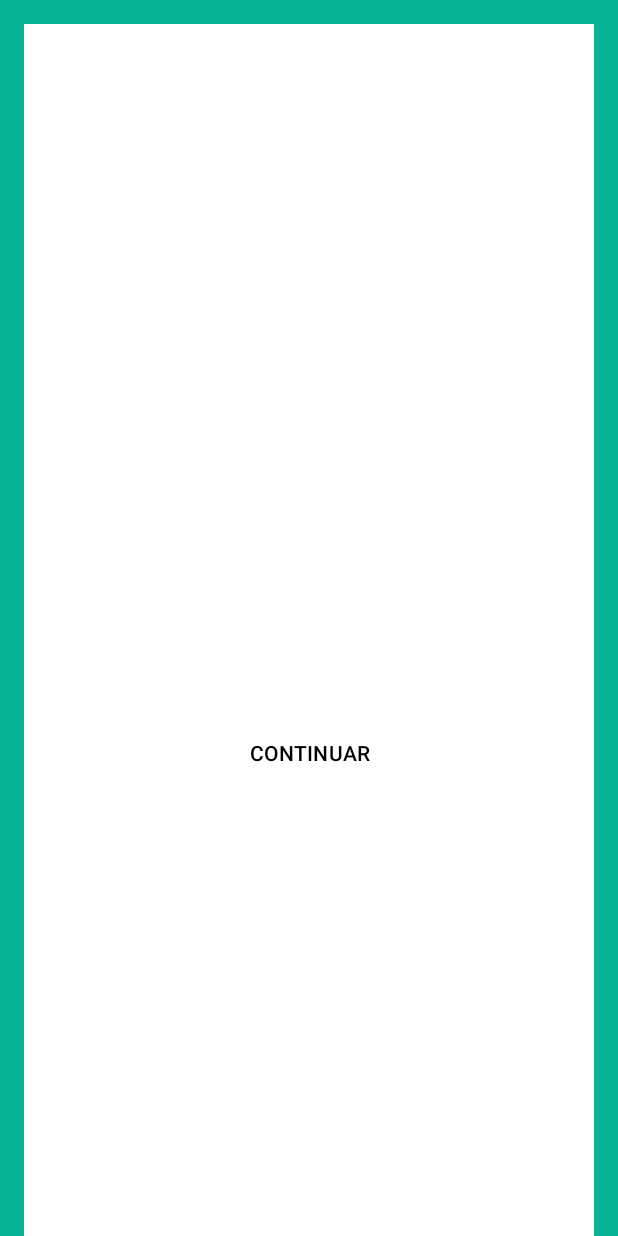
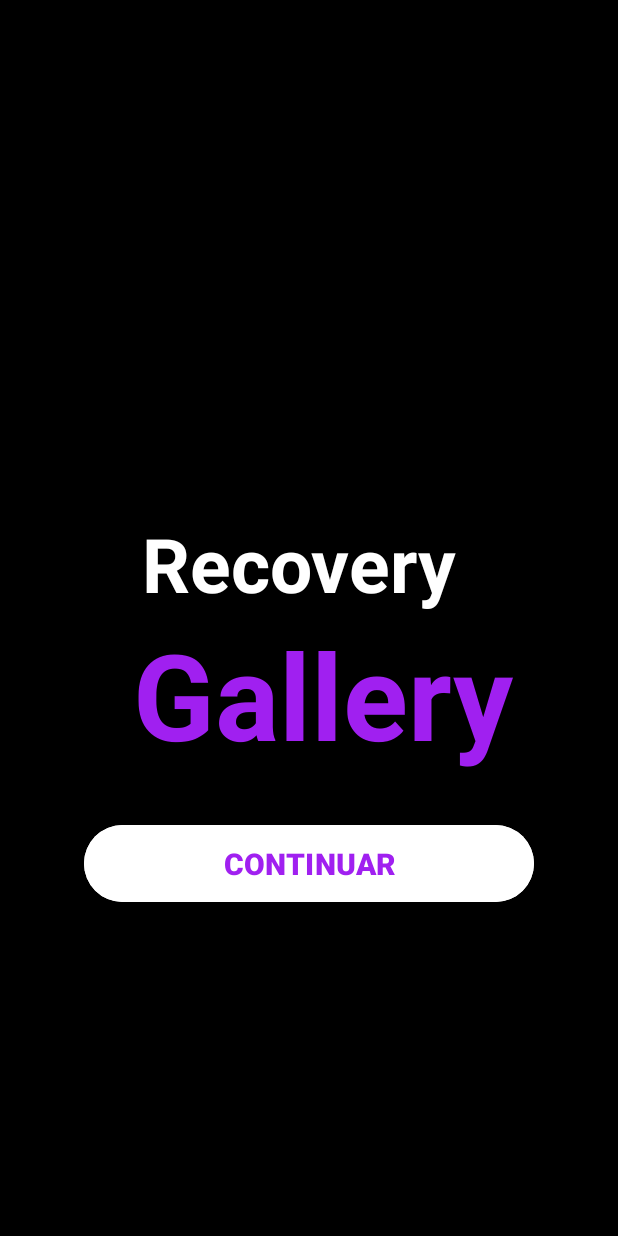
Before and after one commit to MikaelEros/Interdisciplinar, an Android app: the screen it shows after launch (MainActivity), on a phone screen of 412 x 824 dp. Run offline under Robolectric (Android 15) with nearby library versions, the phone set to English and light mode, and no system bars.

Commit message:
Carga Inicial del Proyecto

```diff
--- a/app/build.gradle.kts
+++ b/app/build.gradle.kts
@@ -48,4 +48,5 @@ dependencies {
     androidTestImplementation(libs.androidx.espresso.core)
     implementation(libs.firebase.storage)
     implementation("com.squareup.okhttp3:okhttp:4.10.0")
+    implementation ("androidx.biometric:biometric:1.2.0-alpha04")
 }
--- a/app/src/main/AndroidManifest.xml
+++ b/app/src/main/AndroidManifest.xml
@@ -3,6 +3,7 @@
     xmlns:tools="http://schemas.android.com/tools">
     <uses-permission android:name="android.permission.READ_MEDIA_IMAGES" />
     <uses-permission android:name="android.permission.INTERNET" />
+    <uses-permission android:name="android.permission.READ_EXTERNAL_STORAGE" />
 
 
     <application
--- a/app/src/main/java/com/example/myapplication/MainActivity.kt
+++ b/app/src/main/java/com/example/myapplication/MainActivity.kt
@@ -11,25 +11,32 @@ import android.view.ViewGroup
 import android.widget.ImageView
 import androidx.recyclerview.widget.RecyclerView
 import com.google.firebase.FirebaseApp
+import androidx.biometric.BiometricManager
+import androidx.biometric.BiometricPrompt
+import androidx.core.content.ContextCompat
+import java.util.concurrent.Executor
+import android.content.Context
 
 
 class MainActivity : AppCompatActivity() {
     lateinit var bienvenida: LinearLayout
     lateinit var login: LinearLayout
     lateinit var registro: LinearLayout
+    lateinit var biometricPrompt: BiometricPrompt
+    lateinit var promptInfo: BiometricPrompt.PromptInfo
+    lateinit var executor: Executor
 
     override fun onCreate(savedInstanceState: Bundle?) {
         super.onCreate(savedInstanceState)
-        FirebaseApp.initializeApp(this)
         setContentView(R.layout.activity_main)
 
-        val prefs = getSharedPreferences("usuarios", MODE_PRIVATE)
+        val prefs = getSharedPreferences("usuarios", Context.MODE_PRIVATE)
 
         bienvenida = findViewById(R.id.vistaBienvenida)
         login = findViewById(R.id.vistaLogin)
         registro = findViewById(R.id.vistaRegistro)
 
-        // Cambiar de vista
+        // Vista
         findViewById<Button>(R.id.btnContinuar).setOnClickListener {
             mostrarVista(login)
         }
@@ -63,19 +70,39 @@ class MainActivity : AppCompatActivity() {
             }
         }
 
-        // Inicia sesion-------------------------- ------ -------
-        findViewById<Button>(R.id.btnIniciar).setOnClickListener {
-            val user = findViewById<EditText>(R.id.usuario).text.toString()
-            val pass = findViewById<EditText>(R.id.pin).text.toString()
+        // Configurar autenticación biométrica
+        executor = ContextCompat.getMainExecutor(this)
+        biometricPrompt = BiometricPrompt(this, executor, object : BiometricPrompt.AuthenticationCallback() {
+            override fun onAuthenticationSucceeded(result: BiometricPrompt.AuthenticationResult) {
+                super.onAuthenticationSucceeded(result)
+                Toast.makeText(applicationContext, "Huella verificada", Toast.LENGTH_SHORT).show()
+                startActivity(Intent(applicationContext, GaleriaActivity::class.java))
+            }
 
-            val savedUser = prefs.getString("usuario", "")
-            val savedPin = prefs.getString("pin", "")
+            override fun onAuthenticationError(errorCode: Int, errString: CharSequence) {
+                super.onAuthenticationError(errorCode, errString)
+                Toast.makeText(applicationContext, "Error: $errString", Toast.LENGTH_SHORT).show()
+            }
 
-            if (user == savedUser && pass == savedPin) {
-                Toast.makeText(this, "Inicio de sesión exitoso", Toast.LENGTH_SHORT).show()
-                startActivity(Intent(this, GaleriaActivity::class.java))
+            override fun onAuthenticationFailed() {
+                super.onAuthenticationFailed()
+                Toast.makeText(applicationContext, "Autenticación fallida", Toast.LENGTH_SHORT).show()
+            }
+        })
+
+        promptInfo = BiometricPrompt.PromptInfo.Builder()
+            .setTitle("Verificación biométrica")
+            .setSubtitle("Usa tu huella digital para acceder")
+            .setNegativeButtonText("Cancelar")
+            .build()
+
+        // Iniciar sesión con huella
+        findViewById<Button>(R.id.btnHuella).setOnClickListener {
+            val biometricManager = BiometricManager.from(this)
+            if (biometricManager.canAuthenticate(BiometricManager.Authenticators.BIOMETRIC_STRONG) == BiometricManager.BIOMETRIC_SUCCESS) {
+                biometricPrompt.authenticate(promptInfo)
             } else {
-                Toast.makeText(this, "Usuario o PIN incorrecto", Toast.LENGTH_SHORT).show()
+                Toast.makeText(this, "Biometría no disponible en este dispositivo", Toast.LENGTH_LONG).show()
             }
         }
     }
--- a/app/src/main/res/layout/activity_main.xml
+++ b/app/src/main/res/layout/activity_main.xml
@@ -1,24 +1,24 @@
 <ScrollView xmlns:android="http://schemas.android.com/apk/res/android"
     android:layout_width="match_parent"
     android:layout_height="match_parent"
-    android:background="#09B395">
-
+    android:background="@color/black">
 
     <LinearLayout
         android:layout_width="match_parent"
-        android:layout_height="match_parent"
+        android:layout_height="wrap_content"
         android:orientation="vertical"
-        android:padding="16dp">
+        android:padding="24dp"
+        android:gravity="center_horizontal">
 
-        <!-- Bienvenida -->
+        <!-- BIENVENIDA -->
 
-        <!-- Login -->
+        <!-- LOGIN -->
 
         <LinearLayout
             android:id="@+id/vistaBienvenida"
             android:layout_width="match_parent"
             android:layout_height="900dp"
-            android:background="@color/white"
+            android:background="@color/black"
             android:gravity="center"
             android:orientation="vertical"
             android:padding="32dp">
@@ -26,84 +26,109 @@
             <TextView
                 android:layout_width="wrap_content"
                 android:layout_height="wrap_content"
+                android:layout_marginBottom="0dp"
+                android:text="Recovery "
+                android:textColor="@android:color/white"
+                android:textSize="50sp"
+                android:textStyle="bold" />
+
+            <TextView
+                android:layout_width="wrap_content"
+                android:layout_height="wrap_content"
+                android:layout_marginTop="0dp"
                 android:layout_marginBottom="30dp"
-                android:backgroundTint="#0000FF"
-                android:text="Recovery Gallery"
-                android:textColor="@color/white"
-                android:textSize="40sp"
+                android:text=" Gallery"
+                android:textAlignment="center"
+                android:textColor="#A020F0"
+                android:textSize="80sp"
                 android:textStyle="bold" />
 
             <Button
                 android:id="@+id/btnContinuar"
-                android:layout_width="256dp"
+                android:layout_width="300dp"
                 android:layout_height="wrap_content"
-                android:layout_marginBottom="12dp"
-                android:backgroundTint="@color/white"
-                android:rotationY="0"
+                android:backgroundTint="@android:color/white"
+                android:padding="12dp"
+                android:textSize="20sp"
                 android:text="CONTINUAR"
-                android:textColor="@color/black" />
+                android:textColor="#A020F0"
+                android:textStyle="bold"/>
         </LinearLayout>
 
         <LinearLayout
-            xmlns:android="http://schemas.android.com/apk/res/android"
             android:id="@+id/vistaLogin"
             android:layout_width="match_parent"
-            android:gravity="center"
-            android:layout_height="700dp"
+            android:layout_height="wrap_content"
+            android:layout_gravity="center"
+            android:background="@android:color/white"
             android:orientation="vertical"
+            android:padding="24dp"
+            android:visibility="visible">
+
+            <TextView
+                android:layout_width="wrap_content"
+                android:layout_height="wrap_content"
+                android:layout_gravity="center_horizontal"
+                android:paddingBottom="16dp"
+                android:text="Iniciar Sesión"
+                android:textSize="24sp"
+                android:textStyle="bold" />
+
+            <EditText
+                android:id="@+id/usuario"
+                android:layout_width="match_parent"
+                android:layout_height="wrap_content"
+                android:hint="Usuario o Email"
+                android:inputType="textEmailAddress" />
+
+            <!-- Botón para iniciar con huella -->
+            <Button
+                android:id="@+id/btnHuella"
+                android:layout_width="match_parent"
+                android:layout_height="wrap_content"
+                android:layout_marginTop="12dp"
+                android:text="Iniciar con huella digital" />
+
+            <TextView
+                android:id="@+id/irRegistro"
+                android:layout_width="wrap_content"
+                android:layout_height="wrap_content"
+                android:layout_marginTop="8dp"
+                android:text="¿No tienes cuenta? Regístrate"
+                android:textColor="#A020F0" />
+
+            <Space
+                android:layout_width="match_parent"
+                android:layout_height="0dp"
+                android:layout_weight="1" />
+        </LinearLayout>
+
+        <!-- REGISTRO -->
+        <LinearLayout
+            android:id="@+id/vistaRegistro"
+            android:layout_width="match_parent"
+            android:layout_height="wrap_content"
+            android:layout_gravity="center"
+            android:background="@android:color/white"
+            android:orientation="vertical"
+            android:padding="24dp"
             android:visibility="gone">
 
             <TextView
                 android:layout_width="wrap_content"
                 android:layout_height="wrap_content"
-                android:text="Iniciar Sesión"
-                android:textSize="24sp" />
-
-            <EditText
-                android:id="@+id/usuario"
-                android:layout_width="match_parent"
-                android:layout_height="wrap_content"
-                android:hint="Usuario o Email" />
-
-            <EditText
-                android:id="@+id/pin"
-                android:layout_width="match_parent"
-                android:layout_height="wrap_content"
-                android:hint="PIN"
-                android:inputType="numberPassword" />
-
-            <Button
-                android:id="@+id/btnIniciar"
-                android:layout_width="match_parent"
-                android:layout_height="wrap_content"
-                android:text="Entrar" />
-
-            <TextView
-                android:id="@+id/irRegistro"
-                android:layout_width="wrap_content"
-                android:layout_height="wrap_content"
-                android:text="¿No tienes cuenta? Regístrate" />
-        </LinearLayout>
-
-        <!-- Registro -->
-        <LinearLayout
-            android:id="@+id/vistaRegistro"
-            android:layout_width="match_parent"
-            android:layout_height="wrap_content"
-            android:orientation="vertical"
-            android:visibility="gone">
-
-            <TextView
-                android:layout_width="wrap_content"
-                android:layout_height="wrap_content"
-                android:text="Crear Cuenta"
-                android:textSize="24sp" />
+                android:layout_gravity="center_horizontal"
+                android:paddingBottom="16dp"
+                android:text="Registrarse"
+                android:textSize="24sp"
+                android:textStyle="bold" />
 
             <EditText
                 android:id="@+id/nuevoUsuario"
                 android:layout_width="match_parent"
                 android:layout_height="wrap_content"
-                android:hint="Usuario o Email" />
+                android:hint="Nuevo usuario o Email"
+                android:inputType="textEmailAddress" />
 
             <EditText
                 android:id="@+id/nuevoPin"
@@ -111,7 +136,6 @@
                 android:layout_height="wrap_content"
                 android:hint="PIN"
                 android:inputType="numberPassword" />
-
             <EditText
                 android:id="@+id/confirmarPin"
                 android:layout_width="match_parent"
@@ -119,19 +143,33 @@
                 android:hint="Confirmar PIN"
                 android:inputType="numberPassword" />
 
+            <!-- Check para activar inicio con huella -->
+            <CheckBox
+                android:id="@+id/checkHuella"
+                android:layout_width="wrap_content"
+                android:layout_height="wrap_content"
+                android:layout_marginTop="12dp"
+                android:text="Activar inicio con huella" />
+
             <Button
                 android:id="@+id/btnRegistrar"
                 android:layout_width="match_parent"
                 android:layout_height="wrap_content"
-                android:text="Registrar" />
+                android:layout_marginTop="12dp"
+                android:text="Registrarse" />
 
             <TextView
                 android:id="@+id/irLogin"
                 android:layout_width="wrap_content"
                 android:layout_height="wrap_content"
-                android:text="¿Ya tienes cuenta? Inicia sesión" />
+                android:layout_marginTop="8dp"
+                android:text="¿Ya tienes cuenta? Inicia sesión"
+                android:textColor="#A020F0" />
+
+            <Space
+                android:layout_width="match_parent"
+                android:layout_height="0dp"
+                android:layout_weight="1" />
         </LinearLayout>
-
-
     </LinearLayout>
 </ScrollView>
--- a/app/src/main/res/layout/item_imagen.xml
+++ b/app/src/main/res/layout/item_imagen.xml
@@ -2,6 +2,6 @@
 <ImageView xmlns:android="http://schemas.android.com/apk/res/android"
     android:id="@+id/imageViewItem"
     android:layout_width="match_parent"
-    android:layout_height="250dp"
+    android:layout_height="1024dp"
     android:scaleType="centerCrop"
     android:padding="4dp" />
```
Also changed, not shown: app/src/main/java/com/example/myapplication/GaleriaActivity.kt (+64 -18 lines).
